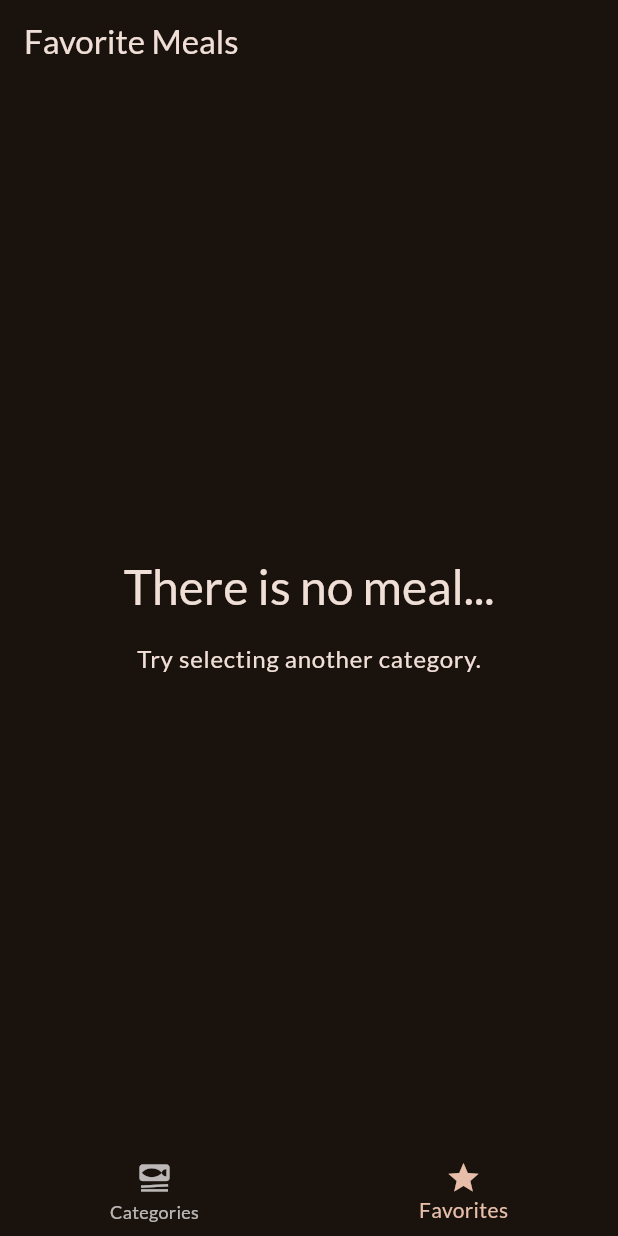
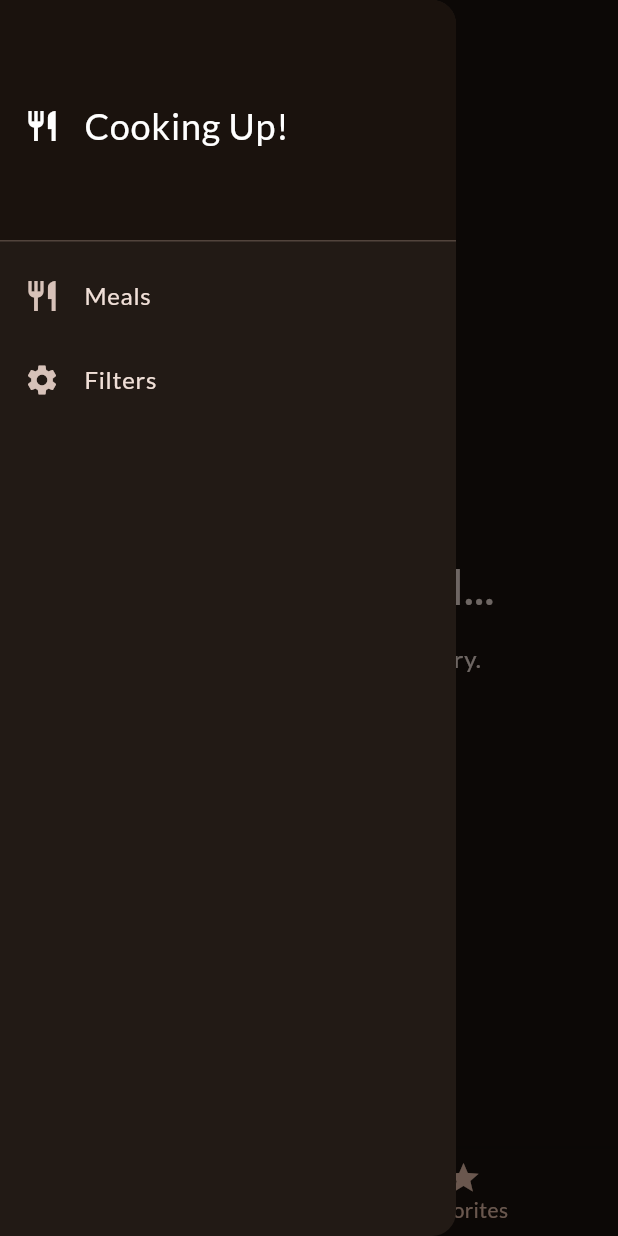
Before and after one commit to Mustafaayaz32/flutter_meal_app, a Flutter app: the screen it shows after launch, item 2 of the bottom bar chosen, with the side drawer open (before the commit the screen has no drawer), on a phone screen of 412 x 824 dp. Run offline on Flutter 3.47's test engine with Material 3 defaults, Android fonts, the phone set to English and light mode, and no system bars; our stand-ins replace google_fonts, transparent_image.

Commit message:
tab bar and drawer

```diff
--- a/lib/screens/categories_screen.dart
+++ b/lib/screens/categories_screen.dart
@@ -2,11 +2,14 @@ import 'package:flutter/material.dart';
 import 'package:flutter_meal_app/data/category_data.dart';
 import 'package:flutter_meal_app/data/meal_data.dart';
 import 'package:flutter_meal_app/models/category_model.dart';
+import 'package:flutter_meal_app/models/meal_model.dart';
 import 'package:flutter_meal_app/screens/meal_screen.dart';
 import 'package:flutter_meal_app/widgets/category_grid_view_item.dart';
 
 class CategoriesScreen extends StatelessWidget {
-  const CategoriesScreen({super.key});
+  const CategoriesScreen({super.key, required this.onToggleFavorites});
+
+  final void Function(Meal meal) onToggleFavorites;
 
   void _categorySelected(BuildContext context, CategoryModel category) {
     final filteredMeals = dummyMeals
@@ -17,6 +20,7 @@ class CategoriesScreen extends StatelessWidget {
       builder: (context) => MealScreen(
         title: category.title,
         meals: filteredMeals,
+        onToggleFavorites: onToggleFavorites,
       ),
     ));
   }
--- a/lib/screens/meal_screen.dart
+++ b/lib/screens/meal_screen.dart
@@ -2,12 +2,23 @@ import 'package:flutter/material.dart';
 import 'package:flutter_meal_app/models/meal_model.dart';
 import 'package:flutter_meal_app/widgets/meal_item.dart';
 
-class MealScreen extends StatelessWidget {
-  const MealScreen({super.key, this.title, required this.meals});
+class MealScreen extends StatefulWidget {
+  const MealScreen({
+    super.key,
+    this.title,
+    required this.meals,
+    required this.onToggleFavorites,
+  });
 
   final String? title;
   final List<Meal> meals;
+  final void Function(Meal meal) onToggleFavorites;
 
+  @override
+  _MealScreenState createState() => _MealScreenState();
+}
+
+class _MealScreenState extends State<MealScreen> {
   @override
   Widget build(BuildContext context) {
     Widget content = SafeArea(
@@ -37,22 +48,23 @@ class MealScreen extends StatelessWidget {
       ),
     );
 
-    if (meals.isNotEmpty) {
+    if (widget.meals.isNotEmpty) {
       content = ListView.builder(
-        itemCount: meals.length,
+        itemCount: widget.meals.length,
         itemBuilder: (context, index) => MealItem(
-          meal: meals[index],
+          meal: widget.meals[index],
+          onToggleFavorites: widget.onToggleFavorites,
         ),
       );
     }
 
-    if (title == null) {
+    if (widget.title == null) {
       return content;
     }
 
     return Scaffold(
       appBar: AppBar(
-        title: Text(title!),
+        title: Text(widget.title!),
       ),
       body: content,
     );
--- a/lib/screens/tabs_screen.dart
+++ b/lib/screens/tabs_screen.dart
@@ -1,6 +1,8 @@
 import 'package:flutter/material.dart';
+import 'package:flutter_meal_app/models/meal_model.dart';
 import 'package:flutter_meal_app/screens/categories_screen.dart';
 import 'package:flutter_meal_app/screens/meal_screen.dart';
+import 'package:flutter_meal_app/widgets/main_drawer.dart';
 
 class TabsScreen extends StatefulWidget {
   const TabsScreen({super.key});
@@ -12,7 +14,44 @@ class TabsScreen extends StatefulWidget {
 class _TabsScreenState extends State<TabsScreen> {
   var _selectedIndex = 0;
   var _activeTitle = 'Pick Category';
-  Widget activeScreen = const CategoriesScreen();
+  final List<Meal> _favoriteMeals = [];
+
+  void _toggleFavorites(Meal meal) {
+    ScaffoldMessenger.of(context).removeCurrentSnackBar();
+    bool isFavorite = _favoriteMeals.contains(meal);
+
+    setState(() {
+      if (isFavorite) {
+        _favoriteMeals.remove(meal);
+
+        ScaffoldMessenger.of(context).showSnackBar(
+          const SnackBar(
+            content: Text('Removed from favorites'),
+            duration: Duration(seconds: 2),
+          ),
+        );
+      } else {
+        _favoriteMeals.add(meal);
+
+        ScaffoldMessenger.of(context).showSnackBar(
+          const SnackBar(
+            content: Text('Added to favorites'),
+            duration: Duration(seconds: 2),
+          ),
+        );
+      }
+    });
+  }
+
+  late Widget activeScreen;
+
+  @override
+  void initState() {
+    super.initState();
+    activeScreen = CategoriesScreen(
+      onToggleFavorites: _toggleFavorites,
+    );
+  }
 
   void _itemSelected(int index) {
     setState(() {
@@ -20,13 +59,18 @@ class _TabsScreenState extends State<TabsScreen> {
     });
 
     if (_selectedIndex == 1) {
-      activeScreen = const MealScreen(meals: []);
       setState(() {
+        activeScreen = MealScreen(
+          meals: _favoriteMeals,
+          onToggleFavorites: _toggleFavorites,
+        );
         _activeTitle = 'Favorite Meals';
       });
     } else {
-      activeScreen = const CategoriesScreen();
       setState(() {
+        activeScreen = CategoriesScreen(
+          onToggleFavorites: _toggleFavorites,
+        );
         _activeTitle = 'Pick Category';
       });
     }
@@ -37,6 +81,7 @@ class _TabsScreenState extends State<TabsScreen> {
     return Scaffold(
       appBar: AppBar(title: Text(_activeTitle)),
       body: activeScreen,
+      drawer: const MainDrawer(),
       bottomNavigationBar: BottomNavigationBar(
         onTap: (index) {
           _itemSelected(index);
--- /dev/null
+++ b/lib/widgets/main_drawer.dart
@@ -0,0 +1,45 @@
+import 'package:flutter/material.dart';
+
+class MainDrawer extends StatelessWidget {
+  const MainDrawer({super.key});
+
+  @override
+  Widget build(BuildContext context) {
+    return Drawer(
+      child: Column(
+        children: [
+          DrawerHeader(
+            decoration: BoxDecoration(
+              color: Theme.of(context).primaryColor,
+            ),
+            child: const Row(
+              children: [
+                Icon(Icons.restaurant),
+                SizedBox(
+                  width: 16,
+                ),
+                Text(
+                  'Cooking Up!',
+                  style: TextStyle(
+                    color: Colors.white,
+                    fontSize: 24,
+                  ),
+                ),
+              ],
+            ),
+          ),
+          ListTile(
+            leading: const Icon(Icons.restaurant),
+            title: const Text('Meals'),
+            onTap: () {},
+          ),
+          ListTile(
+            leading: const Icon(Icons.settings),
+            title: const Text('Filters'),
+            onTap: () {},
+          ),
+        ],
+      ),
+    );
+  }
+}
```
Also changed, not shown: lib/screens/meal_detail.dart (+14 -1 lines), lib/widgets/meal_item.dart (+7 -2 lines).
